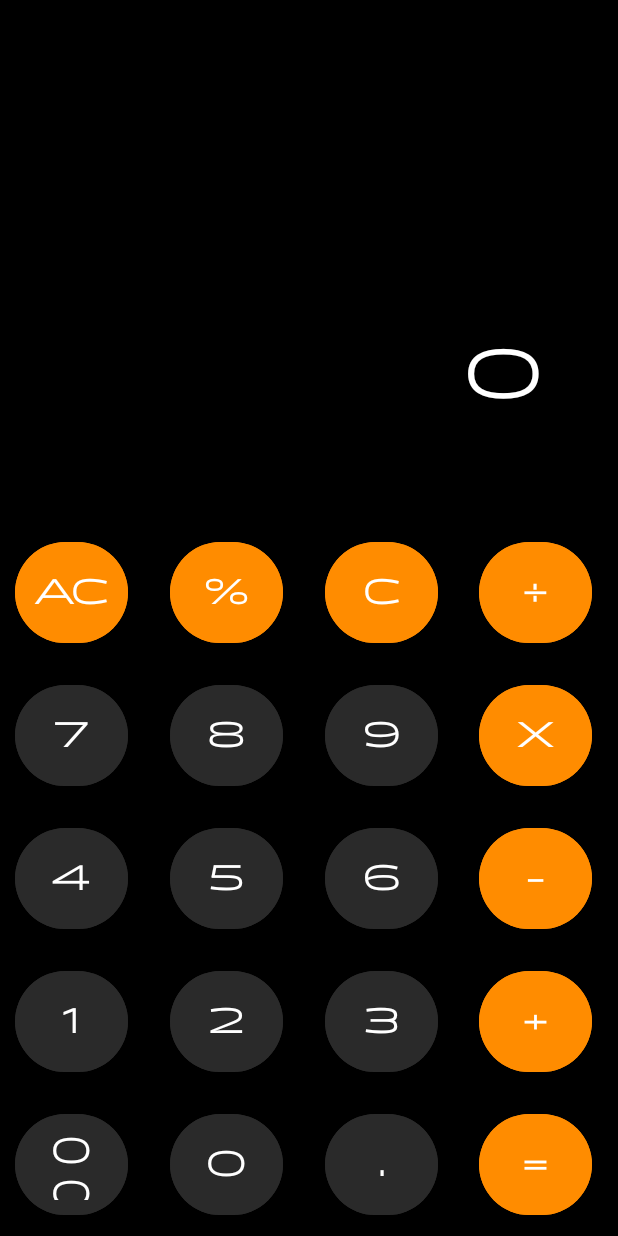
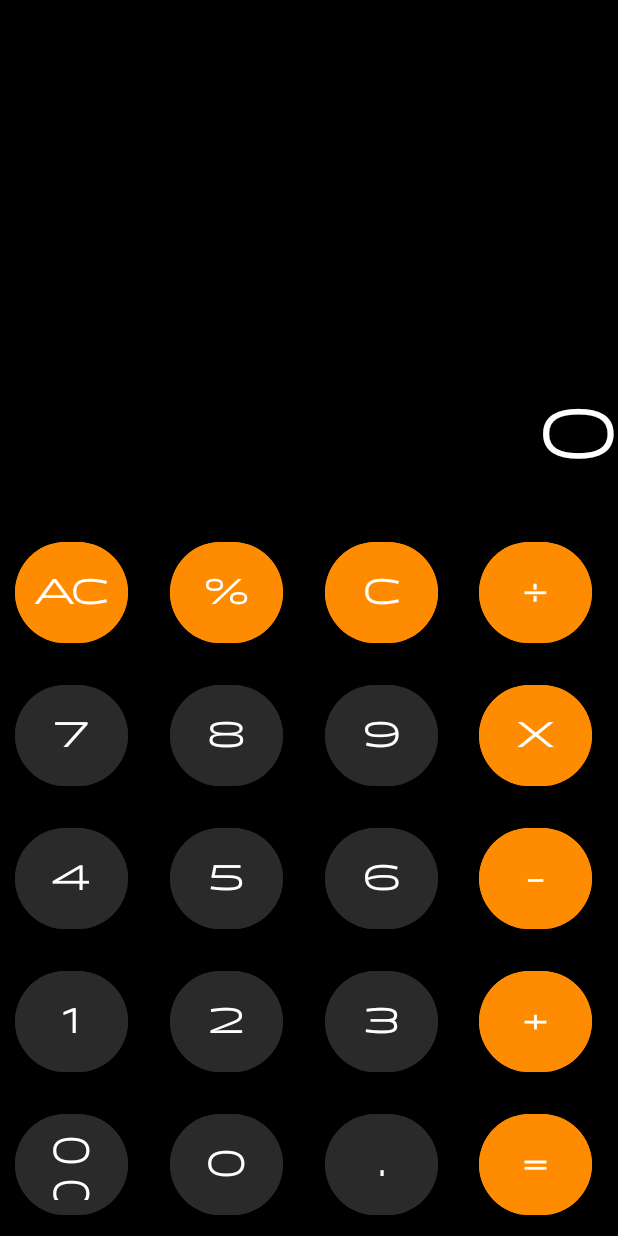
Before and after one commit to NotVivek12/Calculator-Android-App, an Android app: the screen it shows after launch (MainActivity), on a phone screen of 412 x 824 dp. Run offline under Robolectric (Android 15) with nearby library versions, the phone set to English and light mode, and no system bars.

Commit message:
fixed paddig issue

```diff
--- a/app/src/main/res/layout/activity_main.xml
+++ b/app/src/main/res/layout/activity_main.xml
@@ -19,8 +19,7 @@
         android:textColor="@color/white"
         android:textSize="45dp"
         android:textStyle="bold"
-        android:paddingRight="50dp"
-        android:paddingBottom="50dp"
+        android:paddingBottom="10dp"
         app:layout_constraintTop_toTopOf="parent"
         android:layout_above="@id/buttons"/>
 
```
